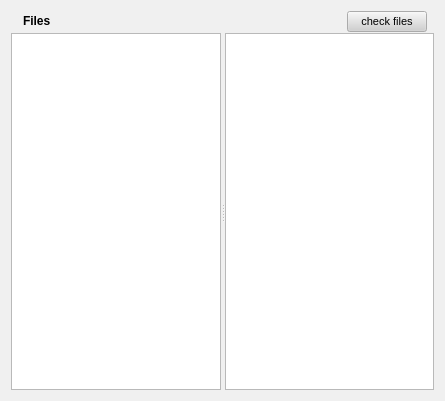
Above: retroshare-gui/src/gui/SharedFilesDialog.ui from RetroShare/RetroShare before the change. Below: the same form after it.
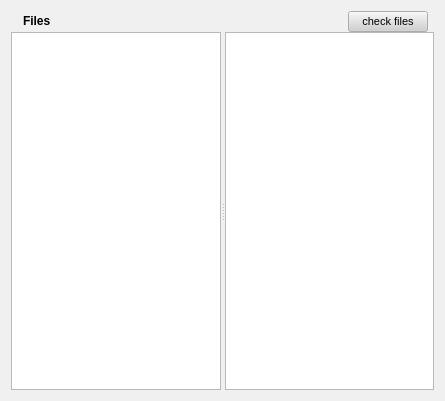
That is the form after the change. Icons and pictures are not drawn.

The edit to the form file:
```diff
--- a/retroshare-gui/src/gui/SharedFilesDialog.ui
+++ b/retroshare-gui/src/gui/SharedFilesDialog.ui
@@ -507,6 +507,9 @@
    </property>
    <item row="0" column="0" >
     <layout class="QVBoxLayout" >
+     <property name="spacing" >
+      <number>0</number>
+     </property>
      <item>
       <layout class="QHBoxLayout" >
        <item>
```
Left out of the diff: 3 changed lines with no effect on the pictures.
